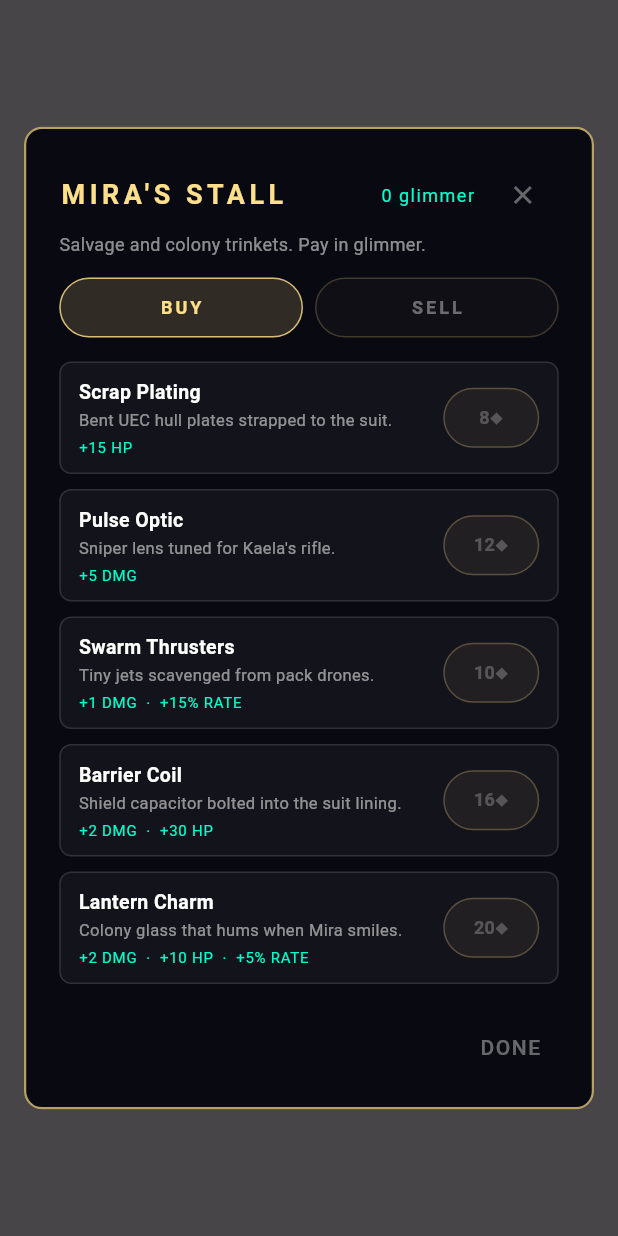
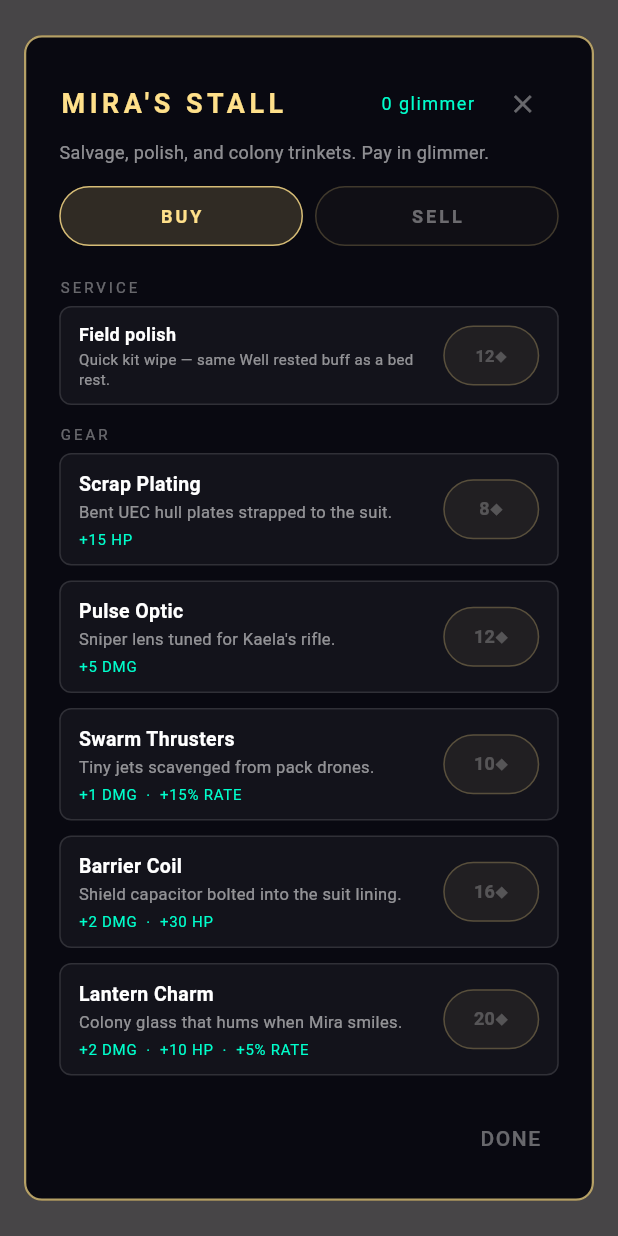
Before and after one commit to Klas96/echoes-of-elysium, a Flutter app: the _ShopPanel widget shown alone on an empty page, opened directly, on a phone screen of 412 x 824 dp. Run offline on Flutter 3.47's test engine with Material 3 defaults, Android fonts, the phone set to English and light mode, and no system bars; our stand-ins replace audioplayers, package_info_plus, shared_preferences; missing offline and left inert: bonfire, dart:html; accounts and stored records are empty.

Commit message:
Add gear bank at Asha's chest and Mira field polish (#32).
Spare gear can be stored for a small glimmer fee; withdraw is free.
Mira sells a Field polish that refreshes the Well rested buff.

Co-authored-by: Cursor <cursoragent@cursor.com>

```diff
--- a/lib/cyberpunk_space_rpg/interiors/room_text.dart
+++ b/lib/cyberpunk_space_rpg/interiors/room_text.dart
@@ -61,7 +61,8 @@ class RoomText {
       'The desk is bare. You already carry the First Memory Draft.';
 
   // --- Ranger cabin ---------------------------------------------------------
-  static const ashaNote = 'Kaela, use what you need. The chest is yours now. A.';
+  static const ashaNote =
+      'Kaela, use what you need. Bank glimmer free; spare gear costs a little to store. A.';
   static String journalCount(int n, int total) => '$n of $total creatures befriended';
   static const wallMap = "Asha has pinned every trail she's walked. A few are still blank.";
   static const stove =
--- a/lib/cyberpunk_space_rpg/ui/shop_ui.dart
+++ b/lib/cyberpunk_space_rpg/ui/shop_ui.dart
@@ -4,6 +4,7 @@ import 'package:flutter/material.dart';
 import '../creatures/bonds.dart';
 import '../game/progression.dart';
 import '../game/trade.dart';
+import '../game/well_rested.dart';
 
 bool get _isTouch =>
     defaultTargetPlatform == TargetPlatform.android ||
@@ -35,6 +36,15 @@ class Shop {
     ShopOffer('barrier_coil', 16),
     ShopOffer('lantern_charm', 20),
   ];
+
+  /// Field polish (#32 sink): glimmer → Well rested buff without finding a bed.
+  static const polishPrice = 12;
+
+  static bool buyFieldPolish() {
+    if (!Bonds.spendGlimmer(polishPrice)) return false;
+    WellRested.grant();
+    return true;
+  }
 
   static void show() {
     dismissOthers?.call();
@@ -85,8 +95,13 @@ class _ShopPanel extends StatelessWidget {
                 borderRadius: BorderRadius.circular(12),
               ),
               child: AnimatedBuilder(
-                animation: Listenable.merge(
-                    [Bonds.revision, Progression.revision, Trade.revision, Shop.tab]),
+                animation: Listenable.merge([
+                  Bonds.revision,
+                  Progression.revision,
+                  Trade.revision,
+                  Shop.tab,
+                  WellRested.remaining,
+                ]),
                 builder: (_, __) => Column(
                   mainAxisSize: MainAxisSize.min,
                   crossAxisAlignment: CrossAxisAlignment.stretch,
@@ -117,7 +132,7 @@ class _ShopPanel extends StatelessWidget {
                     ),
                     Text(
                       Shop.tab.value == 0
-                          ? 'Salvage and colony trinkets. Pay in glimmer.'
+                          ? 'Salvage, polish, and colony trinkets. Pay in glimmer.'
                           : 'Mira buys drone junk and spare kit. Changed your mind? Buy it back.',
                       style: const TextStyle(color: Colors.white54, fontSize: 12, height: 1.4),
                     ),
@@ -128,7 +143,7 @@ class _ShopPanel extends StatelessWidget {
                       _tabButton('SELL', 1),
                     ]),
                     const SizedBox(height: 12),
-                    if (Shop.tab.value == 0) ...Shop.offers.map(_offerRow) else ..._sellSection(),
+                    if (Shop.tab.value == 0) ..._buySection() else ..._sellSection(),
                     const SizedBox(height: 8),
                     Align(
                       alignment: Alignment.centerRight,
@@ -180,6 +195,29 @@ class _ShopPanel extends StatelessWidget {
         padding: const EdgeInsets.only(bottom: 10),
         child: Text(text, style: const TextStyle(color: Colors.white24, fontSize: 11)),
       );
+
+  List<Widget> _buySection() {
+    final canPolish = Bonds.glimmer >= Shop.polishPrice;
+    return [
+      _heading('SERVICE'),
+      _tradeRow(
+        title: 'Field polish',
+        blurb: WellRested.active
+            ? 'Already well rested (${WellRested.label}). Tops the buff up.'
+            : 'Quick kit wipe — same Well rested buff as a bed rest.',
+        button: '${Shop.polishPrice}◆',
+        onPressed: canPolish
+            ? () {
+                if (Shop.buyFieldPolish()) {
+                  // revision listenables refresh the panel.
+                }
+              }
+            : null,
+      ),
+      _heading('GEAR'),
+      ...Shop.offers.map(_offerRow),
+    ];
+  }
 
   List<Widget> _sellSection() {
     final junk = Trade.junk;
```
Also changed, not shown: lib/cyberpunk_space_rpg/interiors/room_actions.dart (+88 -5 lines), lib/cyberpunk_space_rpg/interiors/room_services.dart (+70 -10 lines), 1 other file.
